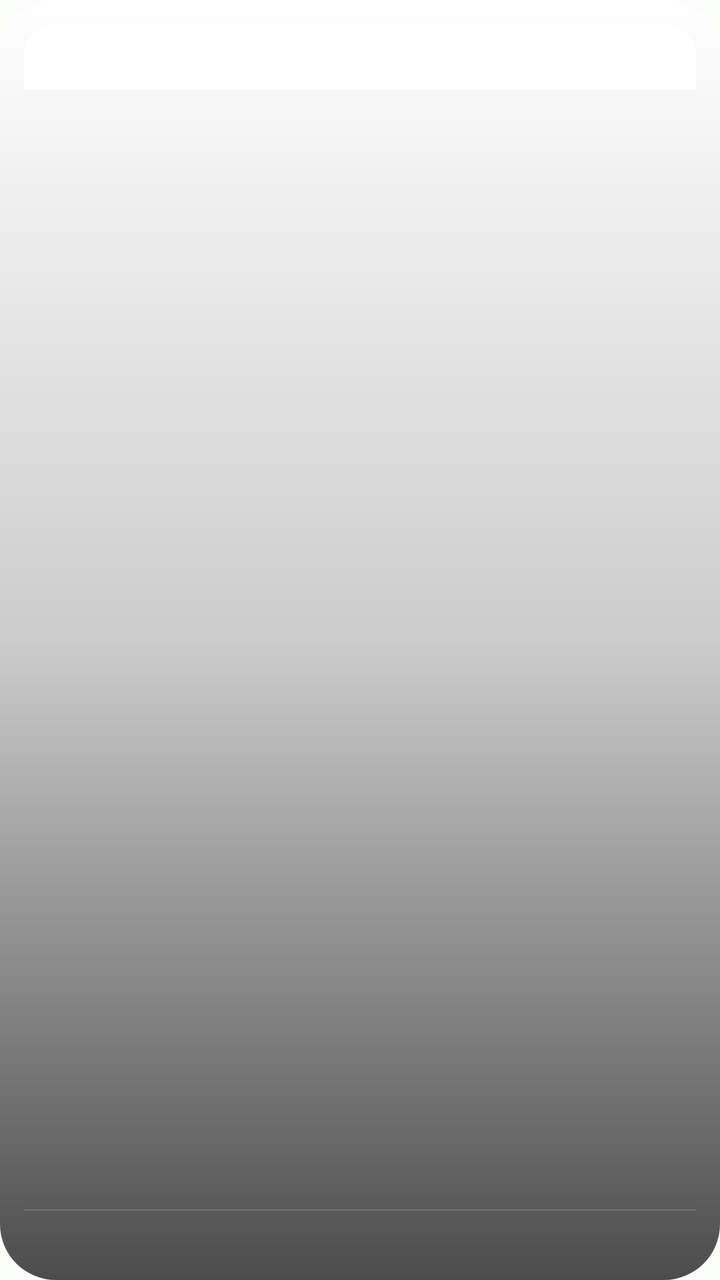
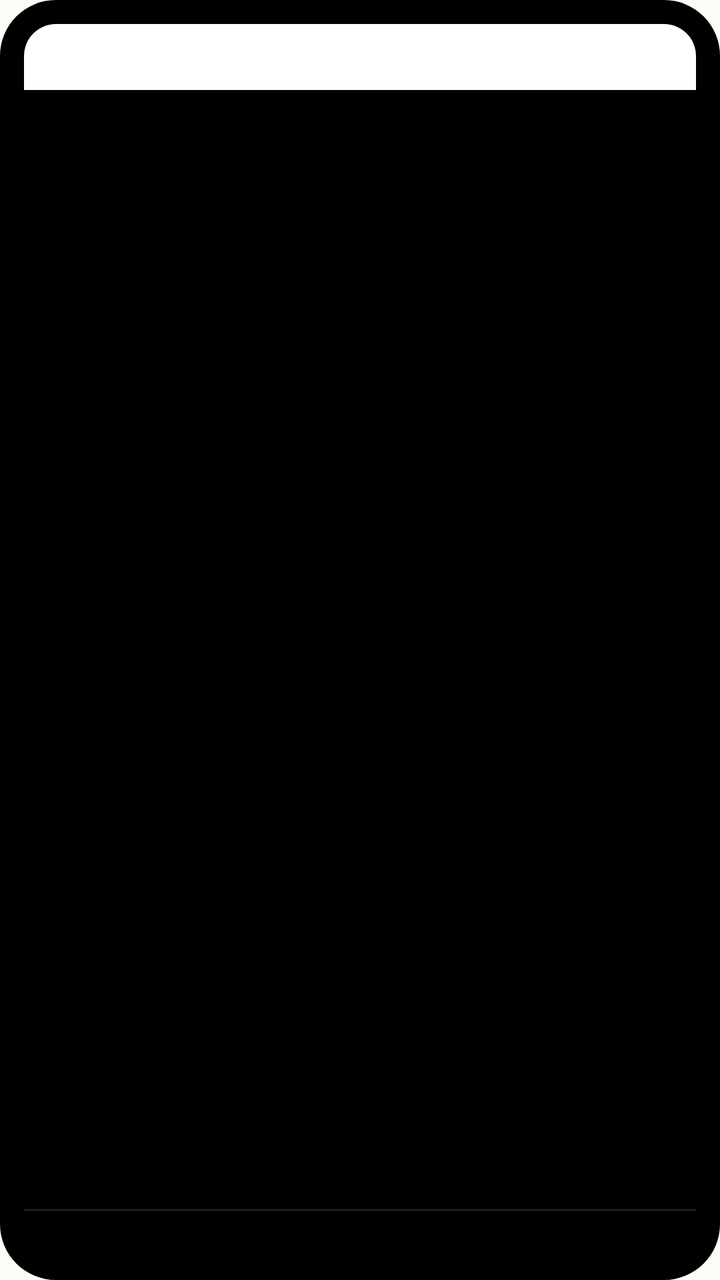

Two renders of the same Android screen: before a commit and after it. Below are the layout's source before the change and the commit's diff.
<!-- AndroidManifest.xml: application theme Theme.PocketDiary -->
<!-- res/layout/countdown_widget.xml -->
<?xml version="1.0" encoding="utf-8"?>
<FrameLayout xmlns:android="http://schemas.android.com/apk/res/android"
    android:id="@android:id/background"
    android:layout_width="match_parent"
    android:layout_height="match_parent">

    <ImageView
        android:id="@+id/cd_bg"
        android:layout_width="match_parent"
        android:layout_height="match_parent"
        android:scaleType="centerCrop"
        android:src="@drawable/cd_widget_bg" />

    <ImageView
        android:id="@+id/cd_scrim"
        android:layout_width="match_parent"
        android:layout_height="match_parent"
        android:src="@drawable/cd_widget_scrim" />

    <LinearLayout
        android:id="@+id/cd_content"
        android:layout_width="match_parent"
        android:layout_height="match_parent"
        android:orientation="vertical"
        android:padding="12dp">

        <FrameLayout
            android:layout_width="match_parent"
            android:layout_height="wrap_content">

            <ImageView
                android:id="@+id/cd_header_bar"
                android:layout_width="match_parent"
                android:layout_height="match_parent"
                android:scaleType="fitXY"
                android:src="@drawable/cd_widget_header" />

            <TextView
                android:id="@+id/cd_header_title"
                android:layout_width="match_parent"
                android:layout_height="wrap_content"
                android:ellipsize="end"
                android:gravity="center"
                android:maxLines="1"
                android:paddingStart="10dp"
                android:paddingTop="7dp"
                android:paddingEnd="10dp"
                android:paddingBottom="7dp"
                android:textColor="#FFFFFFFF"
                android:textSize="14sp"
                android:textStyle="bold" />
        </FrameLayout>

        <LinearLayout
            android:layout_width="match_parent"
            android:layout_height="0dp"
            android:layout_weight="1"
            android:gravity="center"
            android:orientation="vertical">

            <TextView
                android:id="@+id/cd_number"
                android:layout_width="wrap_content"
                android:layout_height="wrap_content"
                android:layout_gravity="center_horizontal"
                android:gravity="center"
                android:includeFontPadding="false"
                android:maxLines="1"
                android:textColor="#FFFFFFFF"
                android:textSize="56sp"
                android:textStyle="bold" />

            <TextView
                android:id="@+id/cd_unit"
                android:layout_width="wrap_content"
                android:layout_height="wrap_content"
                android:layout_gravity="center_horizontal"
                android:layout_marginTop="4dp"
                android:gravity="center"
                android:includeFontPadding="false"
                android:maxLines="1"
                android:textColor="#E6FFFFFF"
                android:textSize="18sp" />
        </LinearLayout>

        <FrameLayout
            android:layout_width="match_parent"
            android:layout_height="0.6dp"
            android:background="#26FFFFFF" />

        <FrameLayout
            android:layout_width="match_parent"
            android:layout_height="wrap_content"
            android:paddingTop="7dp"
            android:paddingBottom="1dp">

            <TextView
                android:id="@+id/cd_date"
                android:layout_width="match_parent"
                android:layout_height="wrap_content"
                android:ellipsize="end"
                android:gravity="center"
                android:maxLines="1"
                android:textColor="#B3FFFFFF"
                android:textSize="11sp" />
        </FrameLayout>
    </LinearLayout>

    <TextView
        android:id="@+id/cd_prev"
        android:layout_width="30dp"
        android:layout_height="30dp"
        android:layout_gravity="center_vertical|start"
        android:layout_marginStart="6dp"
        android:background="@drawable/cd_widget_nav_button"
        android:gravity="center"
        android:includeFontPadding="false"
        android:textColor="#FFFFFFFF"
        android:textSize="22sp"
        android:visibility="gone" />

    <TextView
        android:id="@+id/cd_next"
        android:layout_width="30dp"
        android:layout_height="30dp"
        android:layout_gravity="center_vertical|end"
        android:layout_marginEnd="6dp"
        android:background="@drawable/cd_widget_nav_button"
        android:gravity="center"
        android:includeFontPadding="false"
        android:textColor="#FFFFFFFF"
        android:textSize="22sp"
        android:visibility="gone" />

    <LinearLayout
        android:id="@+id/cd_empty"
        android:layout_width="match_parent"
        android:layout_height="match_parent"
        android:background="@drawable/cd_widget_empty_bg"
        android:gravity="center"
        android:orientation="vertical"
        android:padding="14dp"
        android:visibility="gone">

        <TextView
            android:id="@+id/cd_empty_title"
            android:layout_width="wrap_content"
            android:layout_height="wrap_content"
            android:gravity="center"
            android:textColor="#E6FFFFFF"
            android:textSize="14sp" />

        <TextView
            android:id="@+id/cd_empty_hint"
            android:layout_width="wrap_content"
            android:layout_height="wrap_content"
            android:layout_marginTop="4dp"
            android:alpha="0.7"
            android:gravity="center"
            android:textColor="#FFFFFFFF"
            android:textSize="11sp" />
    </LinearLayout>
</FrameLayout>
<!-- resources referenced by this layout -->
<resources>
  <!-- drawable cd_widget_bg (drawable) -->
  <?xml version="1.0" encoding="utf-8"?>
  <shape xmlns:android="http://schemas.android.com/apk/res/android"
      android:shape="rectangle">
      <solid android:color="#FFFFFFFF" />
      <corners android:radius="28dp" />
  </shape>
  <!-- drawable cd_widget_empty_bg (drawable) -->
  <?xml version="1.0" encoding="utf-8"?>
  <shape xmlns:android="http://schemas.android.com/apk/res/android"
      android:shape="rectangle">
      <solid android:color="#FF191C1A" />
      <corners android:radius="28dp" />
  </shape>
  <!-- drawable cd_widget_header (drawable) -->
  <?xml version="1.0" encoding="utf-8"?>
  <shape xmlns:android="http://schemas.android.com/apk/res/android"
      android:shape="rectangle">
      <solid android:color="#FFFFFFFF" />
      <corners
          android:topLeftRadius="16dp"
          android:topRightRadius="16dp" />
  </shape>
  <!-- drawable cd_widget_nav_button (drawable) -->
  <?xml version="1.0" encoding="utf-8"?>
  <shape xmlns:android="http://schemas.android.com/apk/res/android"
      android:shape="oval">
      <solid android:color="#59000000" />
      <stroke
          android:width="1dp"
          android:color="#33FFFFFF" />
  </shape>
  <!-- drawable cd_widget_scrim (drawable) -->
  <?xml version="1.0" encoding="utf-8"?>
  <shape xmlns:android="http://schemas.android.com/apk/res/android"
      android:shape="rectangle">
      <gradient
          android:angle="270"
          android:centerColor="#33000000"
          android:endColor="#B3000000"
          android:startColor="#00000000" />
      <corners android:radius="28dp" />
  </shape>
  <style name="Theme.PocketDiary" parent="android:style/Theme.Material.Light.NoActionBar">
          <item name="android:windowBackground">@color/window_background_light</item>
      </style>
  <color name="window_background_light">#FFFBFDF9</color>
</resources>

<!-- the commit's change to res/layout/countdown_widget.xml (unified diff, before → after) -->
@@ -2,20 +2,8 @@
 <FrameLayout xmlns:android="http://schemas.android.com/apk/res/android"
     android:id="@android:id/background"
     android:layout_width="match_parent"
-    android:layout_height="match_parent">
-
-    <ImageView
-        android:id="@+id/cd_bg"
-        android:layout_width="match_parent"
-        android:layout_height="match_parent"
-        android:scaleType="centerCrop"
-        android:src="@drawable/cd_widget_bg" />
-
-    <ImageView
-        android:id="@+id/cd_scrim"
-        android:layout_width="match_parent"
-        android:layout_height="match_parent"
-        android:src="@drawable/cd_widget_scrim" />
+    android:layout_height="match_parent"
+    android:background="@drawable/cd_widget_bg">
 
     <LinearLayout
         android:id="@+id/cd_content"
<!-- resource entries referenced after the edit -->
@@ -4,7 +4,7 @@
   <?xml version="1.0" encoding="utf-8"?>
   <shape xmlns:android="http://schemas.android.com/apk/res/android"
       android:shape="rectangle">
-      <solid android:color="#FFFFFFFF" />
+      <solid android:color="#FF000000" />
       <corners android:radius="28dp" />
   </shape>
   <!-- drawable cd_widget_empty_bg (drawable) -->
@@ -32,17 +32,6 @@
           android:width="1dp"
           android:color="#33FFFFFF" />
   </shape>
-  <!-- drawable cd_widget_scrim (drawable) -->
-  <?xml version="1.0" encoding="utf-8"?>
-  <shape xmlns:android="http://schemas.android.com/apk/res/android"
-      android:shape="rectangle">
-      <gradient
-          android:angle="270"
-          android:centerColor="#33000000"
-          android:endColor="#B3000000"
-          android:startColor="#00000000" />
-      <corners android:radius="28dp" />
-  </shape>
   <style name="Theme.PocketDiary" parent="android:style/Theme.Material.Light.NoActionBar">
           <item name="android:windowBackground">@color/window_background_light</item>
       </style>
